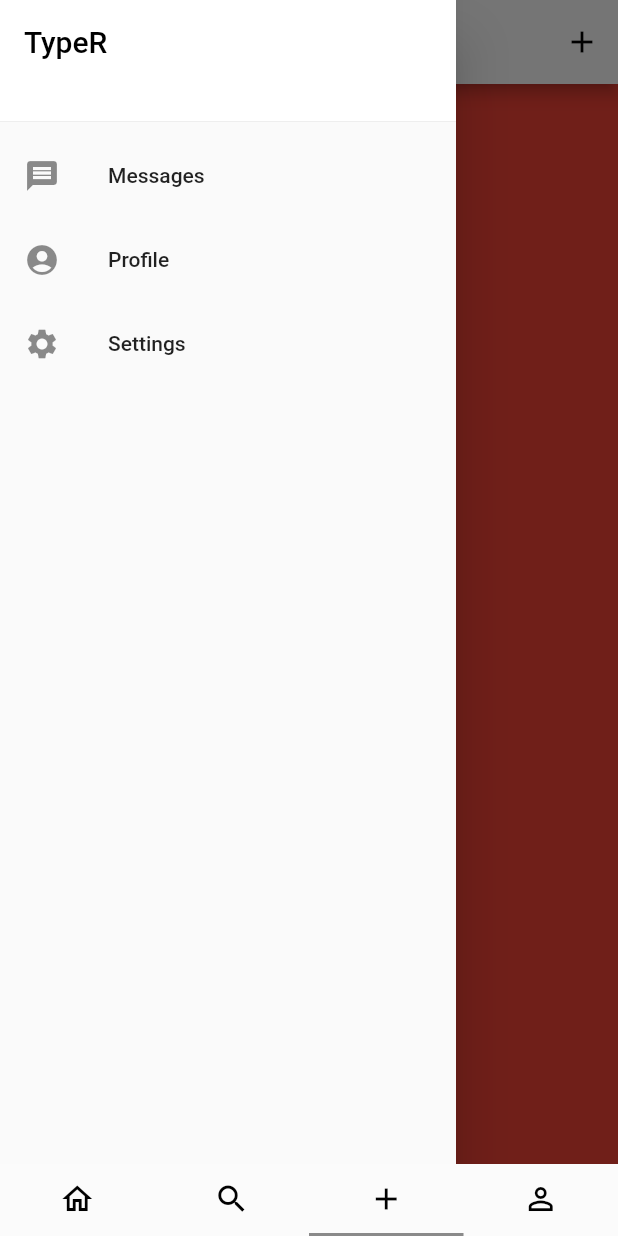
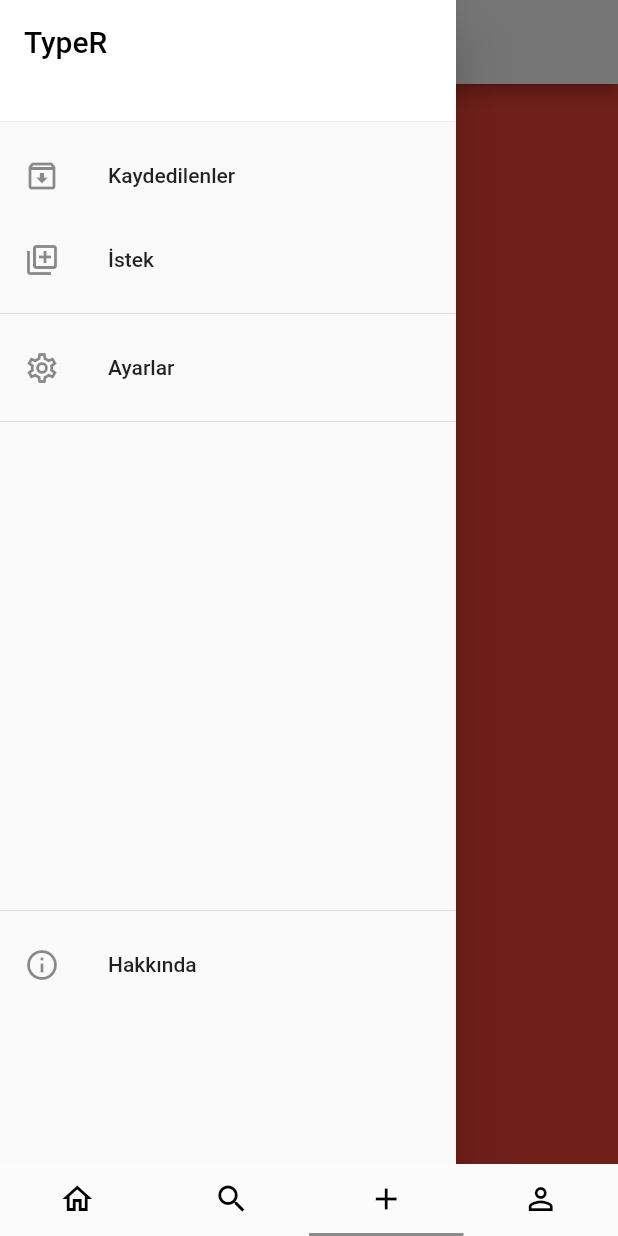
Before and after one commit to erenkaraboga/typer, a Flutter app: the screen it shows after launch, item 3 of the bottom bar chosen, with the side drawer open, on a phone screen of 412 x 824 dp. Run offline on Flutter 3.47's test engine with Material 2 defaults, Android fonts, the phone set to English and light mode, and no system bars; our stand-ins replace curved_navigation_bar, readmore; missing offline and left inert: circle_bottom_navigation_bar; network calls fail.

Commit message:
Drawer Updated

```diff
--- a/lib/view/PostPage.dart
+++ b/lib/view/PostPage.dart
@@ -7,7 +7,7 @@ class PostPage extends StatelessWidget {
   @override
   Widget build(BuildContext context) =>Scaffold(
     drawer: DrawerWidget(),
-    appBar: CustomAppBar(appbarText: "Gönderi",iconRight: Icon(Icons.add,color: Colors.black,)),
+    appBar: CustomAppBar(appbarText: "Yeni Gönderi",iconRight: Icon(Icons.add)),
     backgroundColor: Colors.red,
       body: Center(
         child: Text
--- a/lib/viewmodel/drawer.dart
+++ b/lib/viewmodel/drawer.dart
@@ -30,18 +30,28 @@ class _DrawerWidgetState extends State<DrawerWidget> {
                 ),
               ),
               ListTile(
-          leading: Icon(Icons.message),
-          title: Text('Messages'),
+
+                leading: Icon(Icons.archive_outlined),
+                title: Text('Kaydedilenler'),
               ),
               ListTile(
-          leading: Icon(Icons.account_circle),
-          title: Text('Profile'),
+                leading: Icon(Icons.library_add_outlined),
+                title: Text('İstek'),
               ),
+              Divider(),
               ListTile(
-          leading: Icon(Icons.settings),
-          title: Text('Settings'),
+                leading: Icon(Icons.settings_outlined),
+                title: Text('Ayarlar'),
+              ),
+              Divider(),
+              SizedBox(width: 3, height: 310,),
+              Divider(),
+              ListTile(
+                leading: Icon(Icons.info_outline),
+                title: Text('Hakkında'),
               ),
             ],
-    ));
+          ),
+      );
   }
 }
```
Lines whose indentation alone changed are shown as unchanged.
